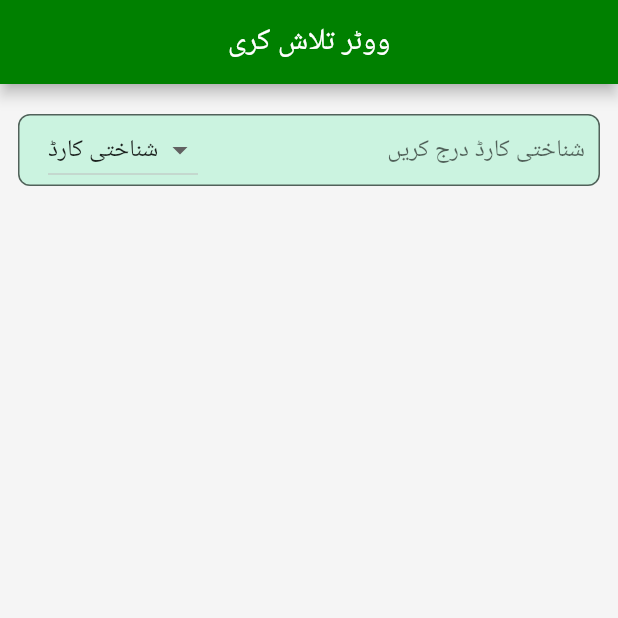
After one commit to usamamalik3/voter_record, a Flutter app: the screen it shows after launch, on a phone screen of 412 x 824 dp, the top half of it. The commit adds this screen. Run offline on Flutter 3.47's test engine with Material 2 defaults, Android fonts, the phone set to English and light mode, and no system bars; our stand-ins replace cloud_firestore, dio, firebase_auth, firebase_core, firebase_storage, flutter_bloc and 10 more; missing offline and left inert: animated_segmented_tab_control, flutter_email_sender, flutter_pdfview, horizontal_data_table, syncfusion_flutter_pdfviewer; accounts and stored records are empty.

Commit message:
Member search added

```diff
--- a/lib/main.dart
+++ b/lib/main.dart
@@ -3,6 +3,7 @@ import 'package:flutter/material.dart';
 import 'package:voterrecord/configs/routes.dart';
 import 'package:voterrecord/screens/TanzeemSazi/15rukniBody/bodyscreen.dart';
 import 'package:voterrecord/screens/documents/halqabandia.dart';
+import 'package:voterrecord/screens/partyForm/search.dart';
 import 'package:voterrecord/screens/tanzeemSazi/15rukniBody/zonebody.dart';
 import 'package:voterrecord/screens/about/aboutscreen.dart';
 import 'package:voterrecord/screens/voter/voterscreen.dart';
@@ -69,7 +70,7 @@ class MyApp extends StatelessWidget {
                   borderRadius: BorderRadius.circular(12),
                   borderSide: BorderSide.none)),
           appBarTheme: const AppBarTheme(backgroundColor: Color(0Xff008000))),
-      home:    DashBoard(),
+      home:    MemberSearch(),
     );
   }
 }
--- /dev/null
+++ b/lib/screens/PartyForm/search.dart
@@ -0,0 +1,179 @@
+import 'package:cloud_firestore/cloud_firestore.dart';
+import 'package:flutter/cupertino.dart';
+import 'package:flutter/material.dart';
+import 'package:form_field_validator/form_field_validator.dart';
+import 'package:mask_text_input_formatter/mask_text_input_formatter.dart';
+import 'package:voterrecord/models/partyformModel.dart';
+import 'package:voterrecord/models/voter.dart';
+import 'package:voterrecord/screens/voter/voterdetail.dart';
+
+import 'package:voterrecord/utils/search_filtters.dart';
+import 'package:voterrecord/utils/textfield_mask.dart';
+
+
+
+class MemberSearch extends StatefulWidget {
+  const MemberSearch({Key? key}) : super(key: key);
+
+  @override
+  State<MemberSearch> createState() => _MemberSearchState();
+}
+
+class _MemberSearchState extends State<MemberSearch> {
+  TextEditingController cnicController = TextEditingController();
+  bool isLoading = false;
+  String searchKey = '';
+  Filters selectedFliter = Filters.byCNIC;
+
+  final maskFormatter = MaskTextInputFormatter(
+      mask: '#####-#######-#',
+      filter: {"#": RegExp(r'[0-9]')},
+      type: MaskAutoCompletionType.lazy);
+
+  final _formKey = GlobalKey<FormState>();
+  @override
+  Widget build(BuildContext context) {
+    return Scaffold(
+      backgroundColor: Colors.grey.shade100,
+      appBar: AppBar(
+        backgroundColor: const Color(0Xff008000),
+        title: const Center(child: Text("ووٹر تلاش کری")),
+      ),
+      body: Padding(
+        padding: const EdgeInsets.symmetric(horizontal: 12).copyWith(top: 20),
+        child: Form(
+          key: _formKey,
+          child: Column(mainAxisAlignment: MainAxisAlignment.start, children: [
+            TextFormField(
+              onChanged: (value) {
+                setState(() {
+                  searchKey = value;
+                });
+              },
+
+              keyboardType: TextInputType.text,
+              textDirection: TextDirection.rtl,
+              textAlign: TextAlign.right,
+              controller: cnicController,
+              inputFormatters: [getTextFieldMask(Filters.byCNIC)],
+              validator: RequiredValidator(errorText: "Required"),
+              decoration: InputDecoration(
+
+                prefixIcon: Padding(
+                  padding: const EdgeInsets.only(left: 20),
+                  child: SizedBox(
+                    width: 100,
+                    child: DropdownButton(
+                      isExpanded: true,
+                      items: Filters.values.map(
+                        (val) {
+                          return DropdownMenuItem(
+                            value: val,
+                            child: Text(getFliterName(val)),
+                          );
+                        },
+                      ).toList(),
+                      value: selectedFliter,
+                      onChanged: (Filters? value) {
+                        setState(() {
+                          selectedFliter = value!;
+                        });
+                      },
+                    ),
+                  ),
+                ),
+                floatingLabelBehavior: FloatingLabelBehavior.never,
+                border: const OutlineInputBorder(
+                    borderRadius: BorderRadius.all(Radius.circular(8))),
+                contentPadding: const EdgeInsets.symmetric(horizontal: 10),
+                hintText: "${getFliterName(selectedFliter)} درج کریں ",
+              ),
+            ),
+            const SizedBox(
+              height: 20,
+            ),
+            Expanded(
+              child: StreamBuilder(
+                  stream: searchKey != ''
+                      ? FirebaseFirestore.instance
+                          .collection('PartyMember')
+                          .where(getFliterVariable(selectedFliter),
+                              isGreaterThanOrEqualTo: searchKey)
+                          .where(getFliterVariable(selectedFliter),
+                              isLessThan: '${searchKey}z')
+                          .snapshots()
+                      : null,
+                  builder: (context, AsyncSnapshot<QuerySnapshot> snapshot) {
+                    if (snapshot.connectionState == ConnectionState.active) {
+                      List<PartyMemberform> members = snapshot.data!.docs
+                          .map((docSnapshot) =>
+                              PartyMemberform.fromDocumentSnapshot(docSnapshot))
+                          .toList();
+                      return ListView.builder(
+                        shrinkWrap: true,
+                        itemCount: members.length,
+                        itemBuilder: (context, index) =>
+                            InkWell(
+                              onTap: (){
+                               },
+                              child: _buildListItem(members[index])),
+                      );
+                    }
+
+                    return searchKey != ''
+                        ? const Center(child: CupertinoActivityIndicator())
+                        : Container();
+
+                    // }
+                    // else{
+                  }),
+            )
+          ]),
+        ),
+      ),
+
+    );
+  }
+
+  Widget _buildListItem(PartyMemberform member) {
+    return Card(
+        color: Colors.white.withOpacity(.9),
+        shape: RoundedRectangleBorder(borderRadius: BorderRadius.circular(10)),
+        child: Padding(
+          padding: const EdgeInsets.all(8.0),
+          child: Row(
+            mainAxisAlignment: MainAxisAlignment.end,
+            crossAxisAlignment: CrossAxisAlignment.start,
+            children: [
+              Column(
+                mainAxisAlignment: MainAxisAlignment.start,
+                crossAxisAlignment: CrossAxisAlignment.end,
+                children: [
+                  Text(
+                    "${member.name!} - ${member.fathername!}",
+                    style: const TextStyle(
+                        fontSize: 20, fontWeight: FontWeight.bold),
+                  ),
+                  Text(member.cnic!)
+                ],
+              ),
+              const SizedBox(
+                width: 10,
+              ),
+              CircleAvatar(
+                backgroundColor: Colors.grey.shade300,
+                radius: 30,
+                child: const Padding(
+                  padding: EdgeInsets.all(8.0),
+                  child: Icon(
+                    Icons.person,
+                    size: 40,
+                    color: Colors.grey,
+                  ),
+                ),
+              ),
+            ],
+          ),
+        ));
+  }
+}
```
Also changed, not shown: lib/models/partyformModel.dart (+30 -0 lines), lib/utils/list_utils.dart (+9 -0 lines).
